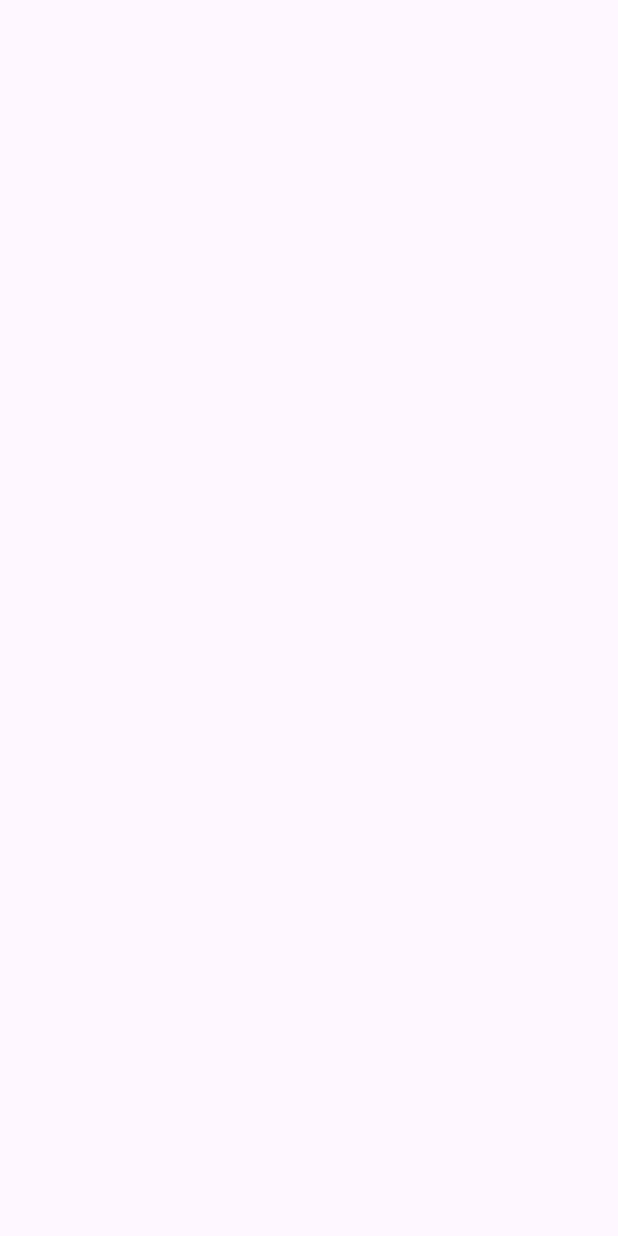
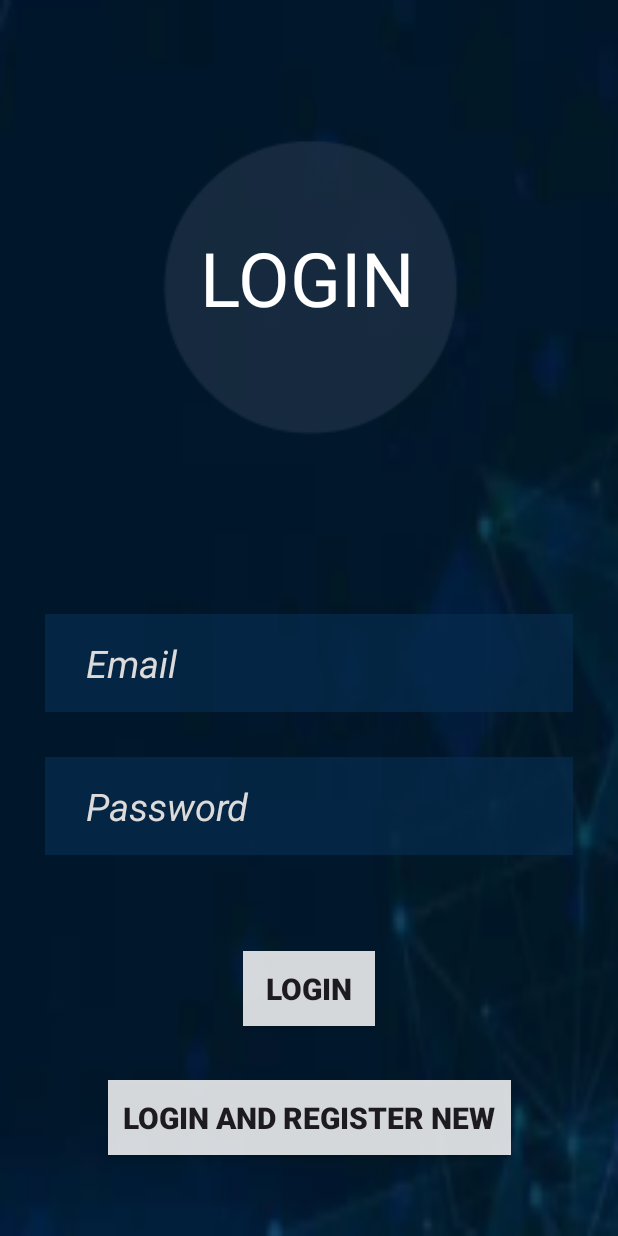
Before and after one commit to codeHamster1306/reportezapp-, an Android app: the LoginActivity screen opened directly, with no data from a screen before it, on a phone screen of 412 x 824 dp. Before the commit the screen is empty. Run offline under Robolectric (Android 15) with nearby library versions, the light colour scheme and no system bars; 2 statements that could not run were skipped.

Commit message:
Update LoginActivity.kt

```diff
--- a/app/src/main/java/com/example/reportezapp/LoginActivity.kt
+++ b/app/src/main/java/com/example/reportezapp/LoginActivity.kt
@@ -2,9 +2,37 @@ package com.example.reportezapp
 
 import androidx.appcompat.app.AppCompatActivity
 import android.os.Bundle
+import android.widget.Button
+import android.widget.EditText
 
 class LoginActivity : AppCompatActivity() {
     override fun onCreate(savedInstanceState: Bundle?) {
         super.onCreate(savedInstanceState)
+        setContentView(R.layout.login)
+
+        // Bind views
+        val emailEditText = findViewById<EditText>(R.id.editText2)
+        val passwordEditText = findViewById<EditText>(R.id.editText)
+        val loginButton = findViewById<Button>(R.id.button2)
+        val registerButton = findViewById<Button>(R.id.buttonPanel)
+
+        // Set click listeners
+        loginButton.setOnClickListener {
+            // Handle login button click
+            val email = emailEditText.text.toString()
+            val password = passwordEditText.text.toString()
+
+            // Here you would typically call an auathentication method
+            // with the email and password, but for this example we'll
+            // just print them to the console.
+            println("Email: $email")
+            println("Password: $password")
+        }
+
+        registerButton.setOnClickListener {
+            // Handle register button click
+            // Here you would typically navigate to the registration page
+            println("Register button clicked")
+        }
     }
 }
```
